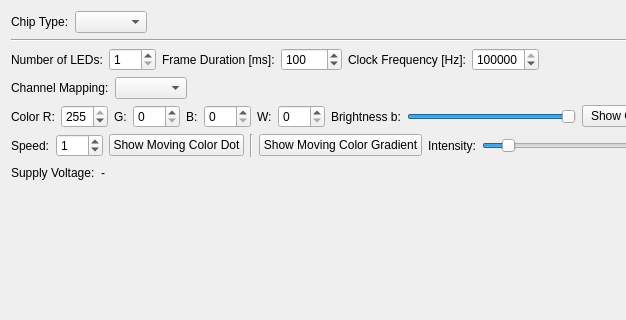
Tinkerforge/brickv, file src/brickv/plugin_system/plugins/led_strip_v2/ui/led_strip_v2.ui: the form before one commit; both pictures show x 0 to 626 and y 0 to 320 of the 928 by 402 pixel window.
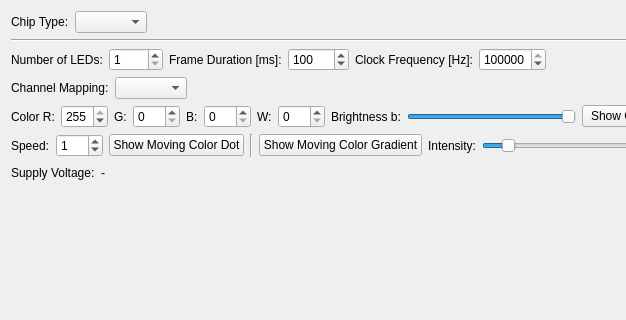
The form after the commit.

Commit message:
led-strip-v2: Fix maximum number of LEDs.
320 as limit was copied over from the LED Strip 1.0. However the
Bricklet supports 6144/num_channels (2048 RGB or 1536 RGBW) LEDs.

Diff of the .ui file:
```diff
--- a/src/brickv/plugin_system/plugins/led_strip_v2/ui/led_strip_v2.ui
+++ b/src/brickv/plugin_system/plugins/led_strip_v2/ui/led_strip_v2.ui
@@ -63,7 +63,7 @@
         <number>1</number>
        </property>
        <property name="maximum">
-        <number>320</number>
+        <number>2048</number>
        </property>
       </widget>
      </item>
```
The commit also changes 1 other file.
